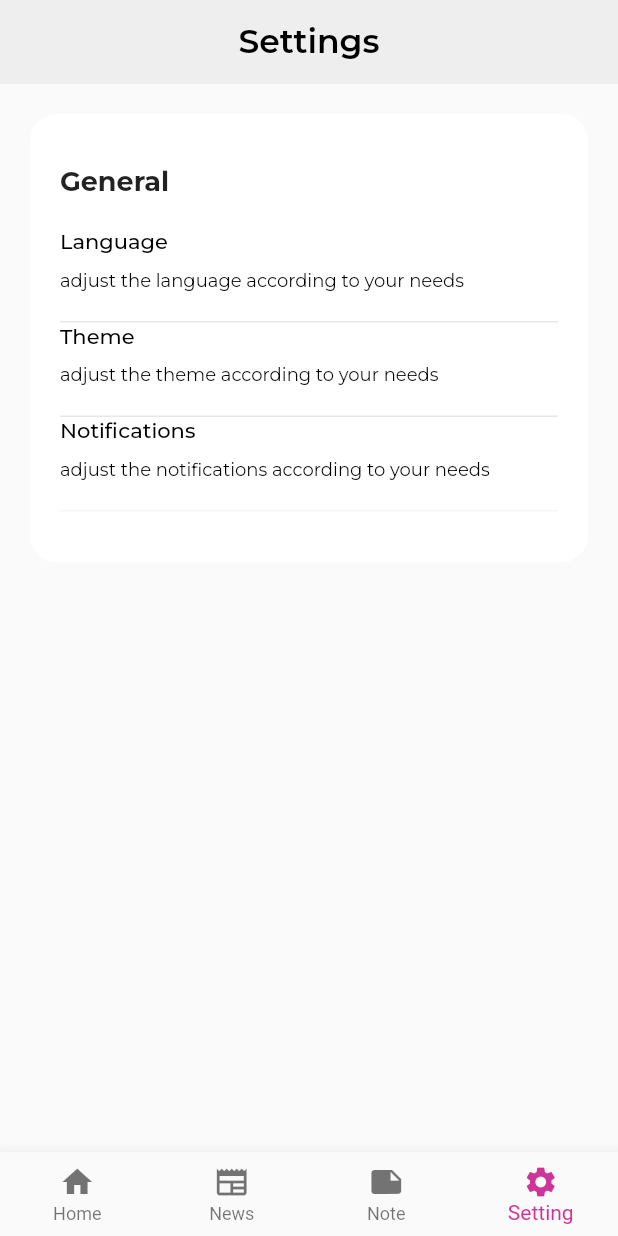
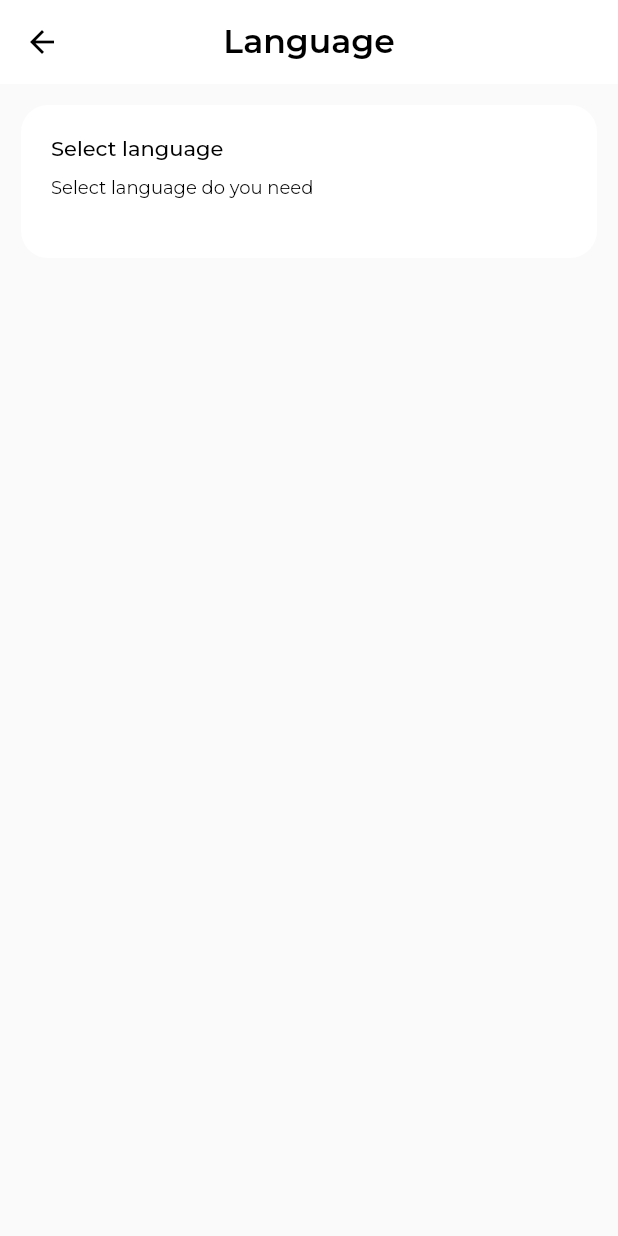
Before and after one commit to GdeSwiyasa/flutter-orodomop-app, a Flutter app: the screen it shows after launch, item 4 of the bottom bar chosen, after a tap on "Language", on a phone screen of 412 x 824 dp. Run offline on Flutter 3.47's test engine with Material 2 defaults, Android fonts, the light colour scheme and no system bars; our stand-ins replace circular_countdown_timer, easy_localization, google_fonts, shared_preferences, sqflite; accounts and stored records are empty.

Commit message:
build and implemented localization v1 for this app

```diff
--- a/lib/common/dark_theme.dart
+++ b/lib/common/dark_theme.dart
@@ -20,7 +20,7 @@ class Styles {
     return ThemeData(
       primarySwatch: Colors.grey,
       primaryColor: isDarkTheme ? Colors.white : Colors.black,
-      backgroundColor: isDarkTheme ? Color(0xFF151515) : Colors.grey[75],
+      backgroundColor: isDarkTheme ? Color(0xFF151515) : Colors.white,
       cardColor: isDarkTheme ? Color(0xFF151515) : Colors.grey[75],
       canvasColor: isDarkTheme ? Color(0xff181A20) : Colors.grey[50],
       brightness: isDarkTheme ? Brightness.dark : Brightness.light,
--- a/lib/main.dart
+++ b/lib/main.dart
@@ -1,3 +1,4 @@
+import 'package:easy_localization/easy_localization.dart';
 import 'package:flutter/material.dart';
 import 'package:orodomop_app/common/dark_theme.dart';
 import 'package:orodomop_app/common/utils.dart';
@@ -14,16 +15,21 @@ bool? showHome;
 
 void main() async {
   WidgetsFlutterBinding.ensureInitialized();
-
+  await EasyLocalization.ensureInitialized();
   SharedPreferences pref = await SharedPreferences.getInstance();
   showHome = pref.getBool('showHome') ?? false;
 
-  runApp(MyApp());
+  runApp(
+    EasyLocalization(
+        supportedLocales: [Locale('en'), Locale('id')],
+        path:
+            'assets/translations', // <-- change the path of the translation files
+        fallbackLocale: Locale('en'),
+        child: MyApp()),
+  );
 }
 
 class MyApp extends StatefulWidget {
-  const MyApp({Key? key}) : super(key: key);
-
   @override
   State<MyApp> createState() => _MyAppState();
 }
@@ -54,6 +60,9 @@ class _MyAppState extends State<MyApp> {
       child: Consumer<DarkThemeProvider>(
           builder: (BuildContext context, value, child) {
         return MaterialApp(
+          localizationsDelegates: context.localizationDelegates,
+          supportedLocales: context.supportedLocales,
+          locale: context.locale,
           debugShowCheckedModeBanner: false,
           theme: Styles.themeData(themeChangeProvider.darkTheme, context),
           navigatorObservers: [routeObserver],
--- /dev/null
+++ b/lib/presentation/pages/settings/language_setting_screen.dart
@@ -0,0 +1,69 @@
+import 'package:easy_localization/easy_localization.dart';
+import 'package:flutter/material.dart';
+
+import 'package:orodomop_app/presentation/widgets/custom_app_bar.dart';
+import 'package:orodomop_app/presentation/widgets/custom_text_button.dart';
+import 'package:orodomop_app/presentation/widgets/settings_card_item.dart';
+import 'package:provider/provider.dart';
+
+class LanguageSettingScreen extends StatefulWidget {
+  static const route = '/language';
+
+  @override
+  State<LanguageSettingScreen> createState() => _LanguageSettingScreenState();
+}
+
+class _LanguageSettingScreenState extends State<LanguageSettingScreen> {
+  @override
+  Widget build(BuildContext context) {
+    return Scaffold(
+      appBar: buildAppBar(
+        appBar: AppBar(),
+        title: 'Language',
+      ),
+      body: Padding(
+        padding: const EdgeInsets.all(14.0),
+        child: Column(
+          children: [
+            CustomSettingsCard(
+              child: CustomTextButton(
+                title: 'Select language',
+                subTitle: 'Select language do you need',
+                onTap: () {
+                  _languageDialog();
+                },
+              ),
+            )
+            // ElevatedButton(onPressed: _languageDialog(), child: Text(''))
+          ],
+        ),
+      ),
+    );
+  }
+
+  Future<void> _languageDialog() async {
+    await showDialog<void>(
+        context: context,
+        builder: (BuildContext context) {
+          return SimpleDialog(
+            title: Text('Select Language'),
+            children: [
+              SimpleDialogOption(
+                onPressed: () async {
+                  context.setLocale(Locale('id'));
+                  Navigator.pop(context);
+                },
+                child: Text('Indonesia'),
+              ),
+              SimpleDialogOption(
+                onPressed: () async {
+                  context.setLocale(Locale('en'));
+                  Navigator.pop(context);
+                },
+                child: Text('English'),
+              ),
+            ],
+          );
+        });
+  }
+}
--- a/lib/presentation/pages/settings/settings_screen.dart
+++ b/lib/presentation/pages/settings/settings_screen.dart
@@ -1,5 +1,8 @@
+import 'package:easy_localization/easy_localization.dart';
 import 'package:flutter/material.dart';
 import 'package:orodomop_app/common/constant.dart';
+import 'package:orodomop_app/common/locale/locale_keys.g.dart';
+import 'package:orodomop_app/presentation/pages/settings/language_setting_screen.dart';
 import 'package:orodomop_app/presentation/pages/settings/theme_settings_screen.dart';
 import 'package:orodomop_app/presentation/widgets/custom_app_bar.dart';
 import 'package:orodomop_app/presentation/widgets/custom_text_button.dart';
@@ -39,7 +42,7 @@ class SettingsScreen extends StatelessWidget {
           crossAxisAlignment: CrossAxisAlignment.start,
           children: [
             Text(
-              'General',
+              LocaleKeys.general.tr(),
               style: kTitle.copyWith(fontWeight: FontWeight.bold),
             ),
             const SizedBox(
@@ -47,16 +50,19 @@ class SettingsScreen extends StatelessWidget {
             ),
             CustomTextButton(
                 isSwiched: false,
-                title: 'Language',
+                title: LocaleKeys.language.tr(),
                 subTitle: 'adjust the language according to your needs',
-                onTap: () {}),
+                onTap: () {
+                  Navigator.of(context, rootNavigator: true)
+                      .pushNamed(LanguageSettingScreen.route);
+                }),
             Container(
               color: blackColor.withOpacity(0.1),
               height: 1.0,
             ),
             CustomTextButton(
                 isSwiched: false,
-                title: 'Theme',
+                title: LocaleKeys.theme.tr(),
                 subTitle: 'adjust the theme according to your needs',
                 onTap: () {
                   Navigator.of(context, rootNavigator: true)
@@ -68,7 +74,7 @@ class SettingsScreen extends StatelessWidget {
             ),
             CustomTextButton(
                 isSwiched: false,
-                title: 'Notifications',
+                title: LocaleKeys.notification.tr(),
                 subTitle: 'adjust the notifications according to your needs',
                 onTap: () {}),
             Container(
--- a/lib/presentation/pages/settings/theme_settings_screen.dart
+++ b/lib/presentation/pages/settings/theme_settings_screen.dart
@@ -30,8 +30,3 @@ class ThemeSettingScreen extends StatelessWidget {
     );
   }
 }
-//  Checkbox(
-//                     value: themeChange.darkTheme,
-//                     onChanged: (value) {
-//                       themeChange.darkTheme = value!;
-//                     })
--- a/lib/presentation/provider/navigation_provider.dart
+++ b/lib/presentation/provider/navigation_provider.dart
@@ -10,6 +10,7 @@ import 'package:orodomop_app/presentation/pages/note/add_note_page.dart';
 import 'package:orodomop_app/presentation/pages/note/edit_note_page.dart';
 import 'package:orodomop_app/presentation/pages/note/note_screen.dart';
 import 'package:orodomop_app/presentation/pages/onboarding_screen.dart';
+import 'package:orodomop_app/presentation/pages/settings/language_setting_screen.dart';
 import 'package:orodomop_app/presentation/pages/settings/settings_screen.dart';
 import 'package:orodomop_app/presentation/pages/settings/theme_settings_screen.dart';
 import 'package:provider/provider.dart';
@@ -39,6 +40,8 @@ class NavigationProvider extends ChangeNotifier {
         return MaterialPageRoute(builder: (_) => SetTimerPomodoroScreen());
       case ThemeSettingScreen.route:
         return MaterialPageRoute(builder: (_) => ThemeSettingScreen());
+      case LanguageSettingScreen.route:
+        return MaterialPageRoute(builder: (_) => LanguageSettingScreen());
       case AddNotePage.route:
         return MaterialPageRoute(builder: (_) => AddNotePage());
       default:
--- a/pubspec.yaml
+++ b/pubspec.yaml
@@ -29,6 +29,7 @@ environment:
 dependencies:
   circular_countdown_timer: ^0.2.1
   cupertino_icons: ^1.0.2
+  easy_localization: ^3.0.0
   flutter:
     sdk: flutter
   flutter_test:
@@ -50,7 +51,9 @@ flutter:
   # To add assets to your application, add an assets section, like this:
   assets:
     - assets/
-  #   - images/a_dot_ham.jpeg
+    - assets/translations/
+dev_dependencies:
+  flutter_lints: ^1.0.4
   # An image asset can refer to one or more resolution-specific "variants", see
   # https://flutter.dev/assets-and-images/#resolution-aware.
   # For details regarding adding assets from package dependencies, see
```
Also changed, not shown: lib/common/locale/codegen_loader.g.dart (added), lib/common/locale/locale_keys.g.dart (added), pubspec.lock.
